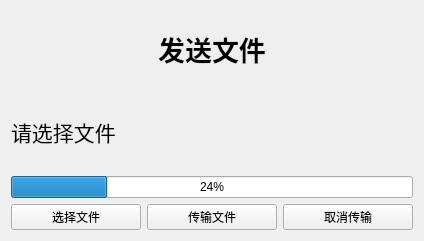
The window that Qt-IM/file.ui (XiaoZheng2003/BIT-QT-IM) describes before a commit, drawn with Qt 5.
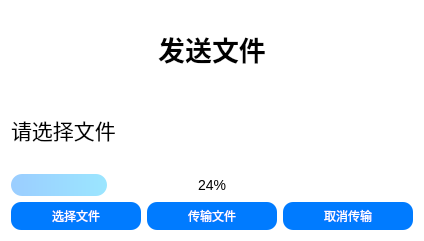
The same window after the commit.

```diff
--- a/Qt-IM/file.ui
+++ b/Qt-IM/file.ui
@@ -13,6 +13,9 @@
   <property name="windowTitle">
    <string>Form</string>
   </property>
+  <property name="styleSheet">
+   <string notr="true">background-color: rgb(255, 255, 255);</string>
+  </property>
   <layout class="QVBoxLayout" name="verticalLayout_3">
    <item>
     <layout class="QVBoxLayout" name="verticalLayout_2">
@@ -34,6 +37,10 @@
        </item>
        <item>
         <widget class="QProgressBar" name="progressBar">
+         <property name="styleSheet">
+          <string notr="true">QProgressBar{height:22px; text-align:center; font-size:14px; color:black; border-radius:11px; background:white;}
+QProgressBar::chunk{border-radius:11px; background:qlineargradient(spread:pad, x1:0, y1:0, x2:1, y2:0, stop:0 rgba(0, 128, 255, 100), stop:1 rgba(0, 191, 255, 100));}</string>
+         </property>
          <property name="value">
           <number>24</number>
          </property>
@@ -45,6 +52,15 @@
       <layout class="QHBoxLayout" name="horizontalLayout">
        <item>
         <widget class="QPushButton" name="Button_choose">
+         <property name="styleSheet">
+          <string notr="true">QPushButton {
+               background-color:#007BFF;
+               color: white;
+               padding: 5px;
+               border: none;
+               border-radius: 10px;
+ }</string>
+         </property>
          <property name="text">
           <string>选择文件</string>
          </property>
@@ -52,6 +68,15 @@
        </item>
        <item>
         <widget class="QPushButton" name="Button_send">
+         <property name="styleSheet">
+          <string notr="true">QPushButton {
+               background-color:#007BFF;
+               color: white;
+               padding: 5px;
+               border: none;
+               border-radius: 10px;
+ }</string>
+         </property>
          <property name="text">
           <string>传输文件</string>
          </property>
@@ -59,6 +84,15 @@
        </item>
        <item>
         <widget class="QPushButton" name="Button_cancle">
+         <property name="styleSheet">
+          <string notr="true">QPushButton {
+               background-color:#007BFF;
+               color: white;
+               padding: 5px;
+               border: none;
+               border-radius: 10px;
+ }</string>
+         </property>
          <property name="text">
           <string>取消传输</string>
          </property>
```
